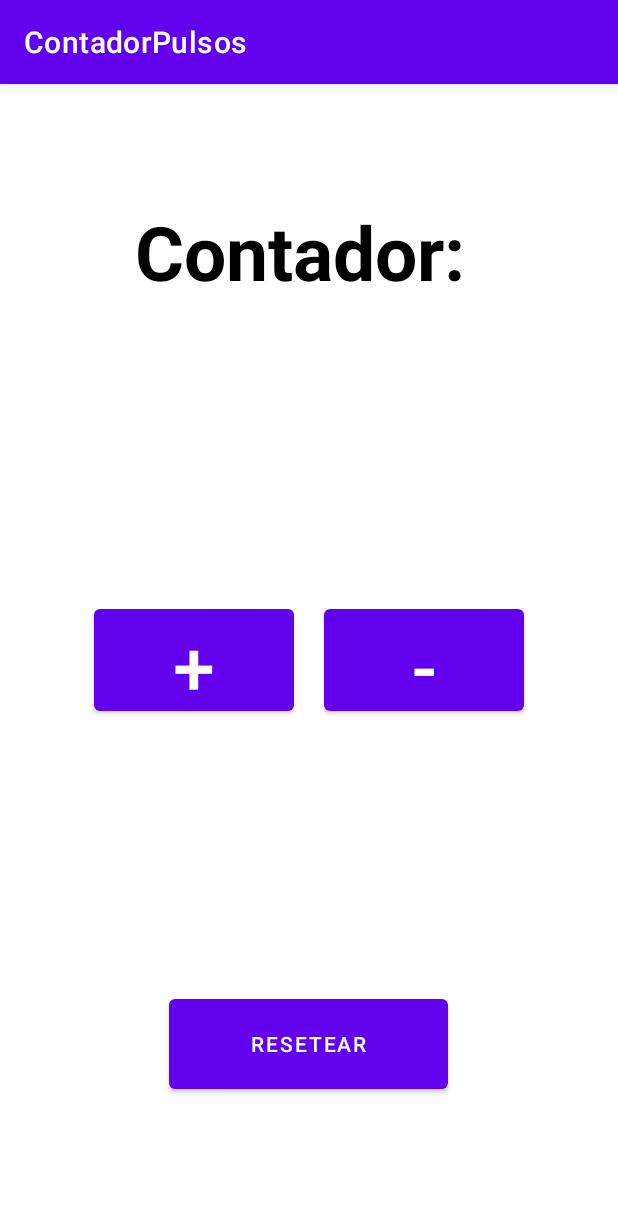
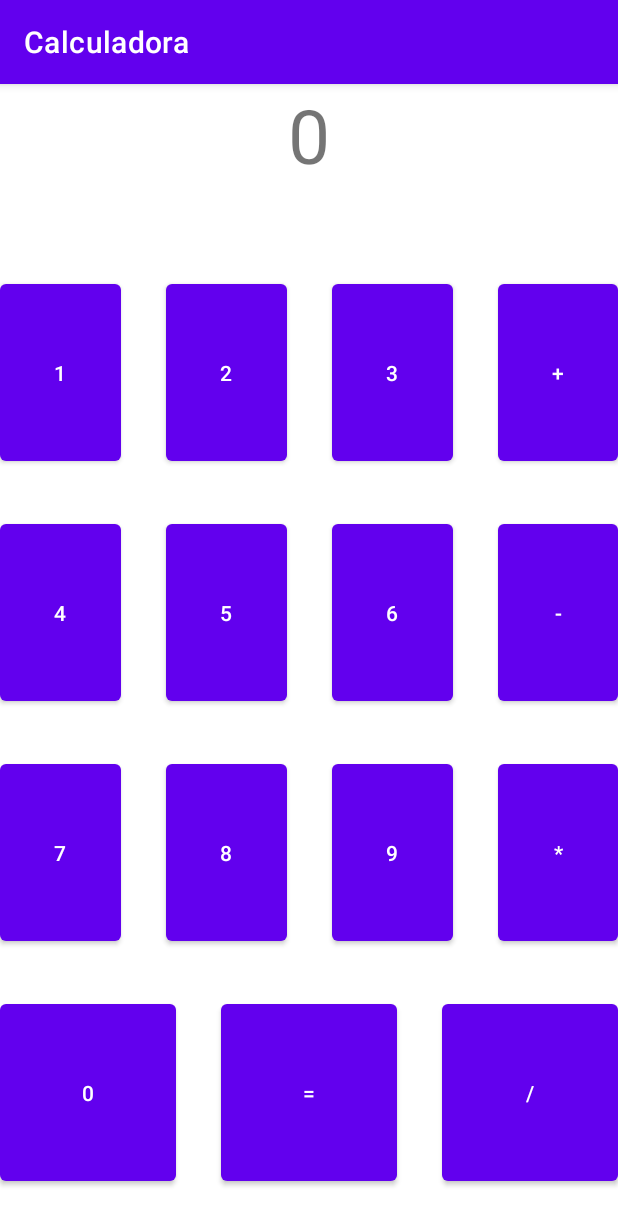
Before and after one commit to IkerGonzalezLlorente/pildorasAndroid, an Android app: the screen it shows after launch (MainActivity), on a phone screen of 412 x 824 dp. Shown: the top 1225 px of the screen. Run offline under Robolectric (Android 15) with nearby library versions, the phone set to English and light mode, and no system bars.

Commit message:
Calculadora v1.0.0

```diff
--- a/app/src/main/AndroidManifest.xml
+++ b/app/src/main/AndroidManifest.xml
@@ -7,7 +7,7 @@
         android:dataExtractionRules="@xml/data_extraction_rules"
         android:fullBackupContent="@xml/backup_rules"
         android:icon="@mipmap/ic_launcher"
-        android:label="@string/app_name"
+        android:label="Calculadora"
         android:supportsRtl="true"
         android:theme="@style/Theme.ContadorPulsos"
         tools:targetApi="31">
--- a/app/src/main/java/com/example/contadorpulsos/MainActivity.java
+++ b/app/src/main/java/com/example/contadorpulsos/MainActivity.java
@@ -1,39 +1,62 @@
 package com.example.contadorpulsos;
+
+import static java.lang.Integer.parseInt;
 
 import androidx.appcompat.app.AppCompatActivity;
 
 import android.os.Bundle;
 import android.view.View;
+import android.widget.Button;
 import android.widget.TextView;
 
 public class MainActivity extends AppCompatActivity {
     // Propiedades de la actividad
-    public int contadorNum;
+    public String num1 = "";
+    public String aux = "";
+    public String operacion = "";
     @Override
     protected void onCreate(Bundle savedInstanceState) {
         super.onCreate(savedInstanceState);
         setContentView(R.layout.activity_main);
-
-        contadorNum = 0;
-
     }
 
-    public void aumentarContador(View boton){
-        TextView contadorVista = (TextView)findViewById(R.id.contador);
-        contadorNum++;
-        contadorVista.setText("Contador: " + contadorNum);
+    public void concatNum(View boton){
+        Button botonDisp = (Button)boton;
+        this.num1 += botonDisp.getText();
+        TextView res = (TextView)findViewById(R.id.res);
+        res.setText(this.num1);
     }
 
-    public void resetearContador(View boton){
-        TextView contadorVista = (TextView)findViewById(R.id.contador);
-        contadorNum = 0;
-        contadorVista.setText("Contador: " + contadorNum);
+    public void allocateOperation(View boton){
+        Button botonDisp = (Button)boton;
+        this.operacion = botonDisp.getText().toString();
+        this.aux = this.num1;
+        this.num1 = "";
+        TextView res = (TextView)findViewById(R.id.res);
+        res.setText("");
     }
 
-    public void decrementarContador(View boton){
-        TextView contadorVista = (TextView)findViewById(R.id.contador);
-        contadorNum--;
-        contadorVista.setText("Contador: " + contadorNum);
+    public void resolveOperation(View boton){
+        TextView res = (TextView)findViewById(R.id.res);
+        int resNum = 0;
+        switch (this.operacion){
+            case "+":
+                resNum = parseInt(this.aux) + parseInt(this.num1);
+                break;
+            case "-":
+                resNum = parseInt(this.aux) - parseInt(this.num1);
+                break;
+            case "*":
+                resNum = parseInt(this.aux) * parseInt(this.num1);
+                break;
+            case "/":
+                resNum = parseInt(this.aux) / parseInt(this.num1);
+                break;
+        }
+        res.setText(String.valueOf(resNum));
+        this.num1 = res.getText().toString();
     }
 
+
+
 }
--- a/app/src/main/res/layout/activity_main.xml
+++ b/app/src/main/res/layout/activity_main.xml
@@ -1,81 +1,232 @@
 <?xml version="1.0" encoding="utf-8"?>
-<LinearLayout xmlns:android="http://schemas.android.com/apk/res/android"
+
+
+<TableLayout xmlns:android="http://schemas.android.com/apk/res/android"
     xmlns:app="http://schemas.android.com/apk/res-auto"
     xmlns:tools="http://schemas.android.com/tools"
     android:layout_width="match_parent"
     android:layout_height="match_parent"
-    android:gravity="center"
-    android:orientation="vertical"
-    tools:context=".MainActivity"
-    android:weightSum="3">
+    android:weightSum="6">
 
-    <LinearLayout
+    <TableRow
         android:layout_width="match_parent"
-        android:layout_height="match_parent"
-        android:gravity="center"
-        android:orientation="horizontal"
-        android:layout_weight="1"
-        android:weightSum="3">
+        android:layout_height="wrap_content"
+        android:weightSum="1"
+        android:layout_weight="2">
 
-        <TextView
-            android:id="@+id/contador"
-            android:layout_width="wrap_content"
-            android:layout_height="100dp"
+        <LinearLayout
+            android:layout_width="match_parent"
+            android:layout_height="match_parent"
             android:layout_weight="1"
-            android:text="Contador: "
-            android:textAlignment="center"
-            android:textColor="#000000"
-            android:textSize="50sp"
-            android:textStyle="bold" />
-    </LinearLayout>
+            android:gravity="center"
+            android:orientation="horizontal">
 
-    <LinearLayout
+            <TextView
+                android:id="@+id/res"
+                android:layout_width="match_parent"
+                android:layout_height="match_parent"
+                android:layout_weight="1"
+                android:text="0"
+                android:textAlignment="center"
+                android:textSize="50sp" />
+
+        </LinearLayout>
+
+
+
+    </TableRow>
+
+    <TableRow
         android:layout_width="match_parent"
         android:layout_height="match_parent"
         android:layout_weight="1"
-        android:gravity="center"
-        android:orientation="horizontal"
         android:weightSum="4">
 
         <Button
-            android:id="@+id/button"
-            android:layout_width="71dp"
-            android:layout_height="80dp"
+            android:id="@+id/button1"
+            android:layout_width="37dp"
+            android:layout_height="130dp"
             android:layout_weight="1"
-            android:onClick="aumentarContador"
-            android:text="+"
-            android:textSize="50sp"
-            tools:layout_weight="1" />
+            android:onClick="concatNum"
+            android:text="1" />
+
         <Space
-            android:layout_width="20dp"
+            android:layout_width="30dp"
+            android:layout_height="0dp"></Space>
+
+        <Button
+            android:id="@+id/button2"
+            android:layout_width="wrap_content"
+            android:layout_height="130dp"
+            android:layout_weight="1"
+            android:onClick="concatNum"
+            android:text="2" />
+
+        <Space
+            android:layout_width="30dp"
             android:layout_height="0dp"></Space>
 
         <Button
             android:id="@+id/button3"
-            android:layout_width="71dp"
-            android:layout_height="80dp"
+            android:layout_width="wrap_content"
+            android:layout_height="130dp"
             android:layout_weight="1"
-            android:onClick="decrementarContador"
-            android:text="-"
-            android:textSize="50sp"
-            tools:layout_weight="1" />
-    </LinearLayout>
+            android:onClick="concatNum"
+            android:text="3" />
 
-    <LinearLayout
+        <Space
+            android:layout_width="30dp"
+            android:layout_height="0dp"></Space>
+
+        <Button
+            android:id="@+id/suma"
+            android:layout_width="wrap_content"
+            android:layout_height="130dp"
+            android:layout_weight="1"
+            android:onClick="allocateOperation"
+            android:text="+" />
+    </TableRow>
+
+    <TableRow
         android:layout_width="match_parent"
         android:layout_height="match_parent"
-        android:gravity="center"
-        android:orientation="horizontal"
+        android:layout_weight="1"
+        android:weightSum="4">
+
+        <Button
+            android:id="@+id/button4"
+            android:layout_width="wrap_content"
+            android:layout_height="130dp"
+            android:layout_weight="1"
+            android:text="4"
+            android:onClick="concatNum"/>
+
+        <Space
+            android:layout_width="30dp"
+            android:layout_height="0dp"></Space>
+
+        <Button
+            android:id="@+id/button5"
+            android:layout_width="wrap_content"
+            android:layout_height="130dp"
+            android:layout_weight="1"
+            android:text="5"
+            android:onClick="concatNum"/>
+
+        <Space
+            android:layout_width="30dp"
+            android:layout_height="0dp"></Space>
+
+        <Button
+            android:id="@+id/button6"
+            android:layout_width="wrap_content"
+            android:layout_height="130dp"
+            android:layout_weight="1"
+            android:text="6"
+            android:onClick="concatNum"/>
+
+        <Space
+            android:layout_width="30dp"
+            android:layout_height="0dp"></Space>
+
+        <Button
+            android:id="@+id/resta"
+            android:layout_width="wrap_content"
+            android:layout_height="130dp"
+            android:layout_weight="1"
+            android:text="-"
+            android:onClick="allocateOperation"/>
+    </TableRow>
+
+    <TableRow
+        android:layout_width="match_parent"
+        android:layout_height="match_parent"
+        android:layout_weight="1"
+        android:weightSum="4">
+
+        <Button
+            android:id="@+id/button7"
+            android:layout_width="wrap_content"
+            android:layout_height="130dp"
+            android:layout_weight="1"
+            android:text="7"
+            android:onClick="concatNum"/>
+
+        <Space
+            android:layout_width="30dp"
+            android:layout_height="0dp"></Space>
+
+        <Button
+            android:id="@+id/button8"
+            android:layout_width="wrap_content"
+            android:layout_height="130dp"
+            android:layout_weight="1"
+            android:text="8"
+            android:onClick="concatNum"/>
+
+        <Space
+            android:layout_width="30dp"
+            android:layout_height="0dp"></Space>
+
+        <Button
+            android:id="@+id/button9"
+            android:layout_width="wrap_content"
+            android:layout_height="130dp"
+            android:layout_weight="1"
+            android:text="9"
+            android:onClick="concatNum"/>
+
+        <Space
+            android:layout_width="30dp"
+            android:layout_height="0dp"></Space>
+
+        <Button
+            android:id="@+id/multiplicacion"
+            android:layout_width="wrap_content"
+            android:layout_height="130dp"
+            android:layout_weight="1"
+            android:text="*"
+            android:onClick="allocateOperation"/>
+    </TableRow>
+
+    <TableRow
+        android:layout_width="match_parent"
+        android:layout_height="match_parent"
         android:layout_weight="1"
         android:weightSum="3">
 
         <Button
-            android:id="@+id/button2"
-            android:layout_width="73dp"
-            android:layout_height="72dp"
+            android:id="@+id/button0"
+            android:layout_width="match_parent"
+            android:layout_height="130dp"
             android:layout_weight="1"
-            android:onClick="resetearContador"
-            android:text="Resetear"
-            tools:layout_weight="1" />
-    </LinearLayout>
-</LinearLayout>
+            android:onClick="concatNum"
+            android:text="0" />
+
+        <Space
+            android:layout_width="30dp"
+            android:layout_height="0dp"></Space>
+
+        <Button
+            android:id="@+id/equal"
+            android:layout_width="match_parent"
+            android:layout_height="130dp"
+            android:layout_weight="1"
+            android:onClick="resolveOperation"
+            android:text="=" />
+
+        <Space
+            android:layout_width="30dp"
+            android:layout_height="0dp"></Space>
+
+        <Button
+            android:id="@+id/division"
+            android:layout_width="match_parent"
+            android:layout_height="130dp"
+            android:layout_weight="1"
+            android:onClick="allocateOperation"
+            android:text="/" />
+
+    </TableRow>
+
+</TableLayout>
```
